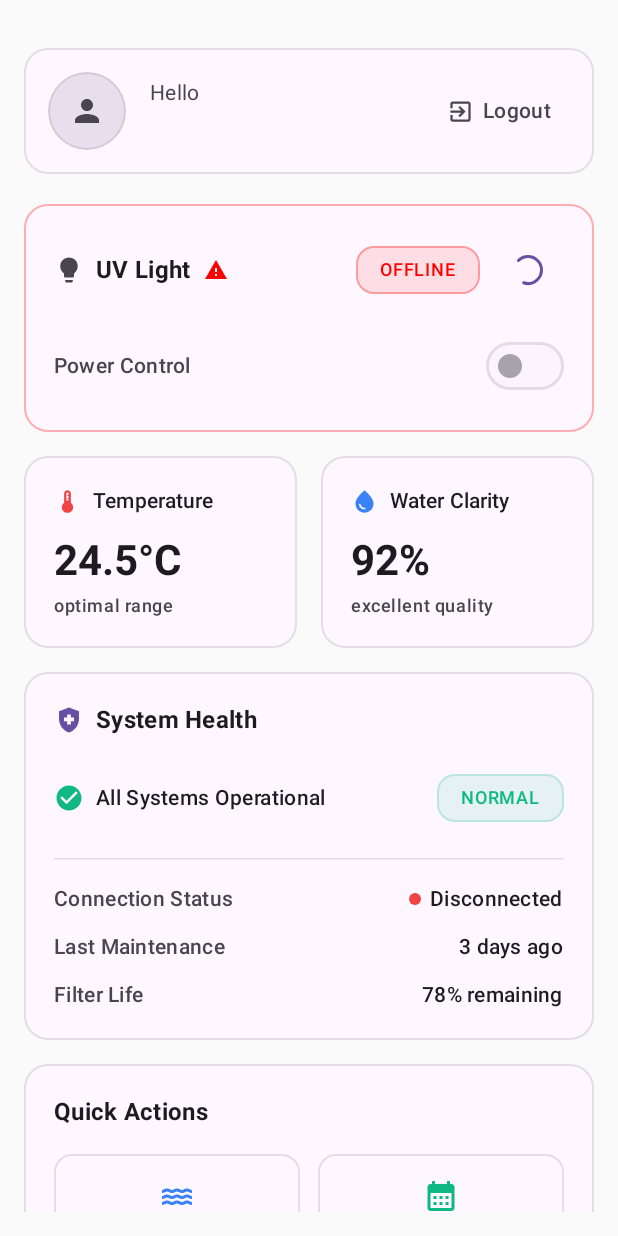
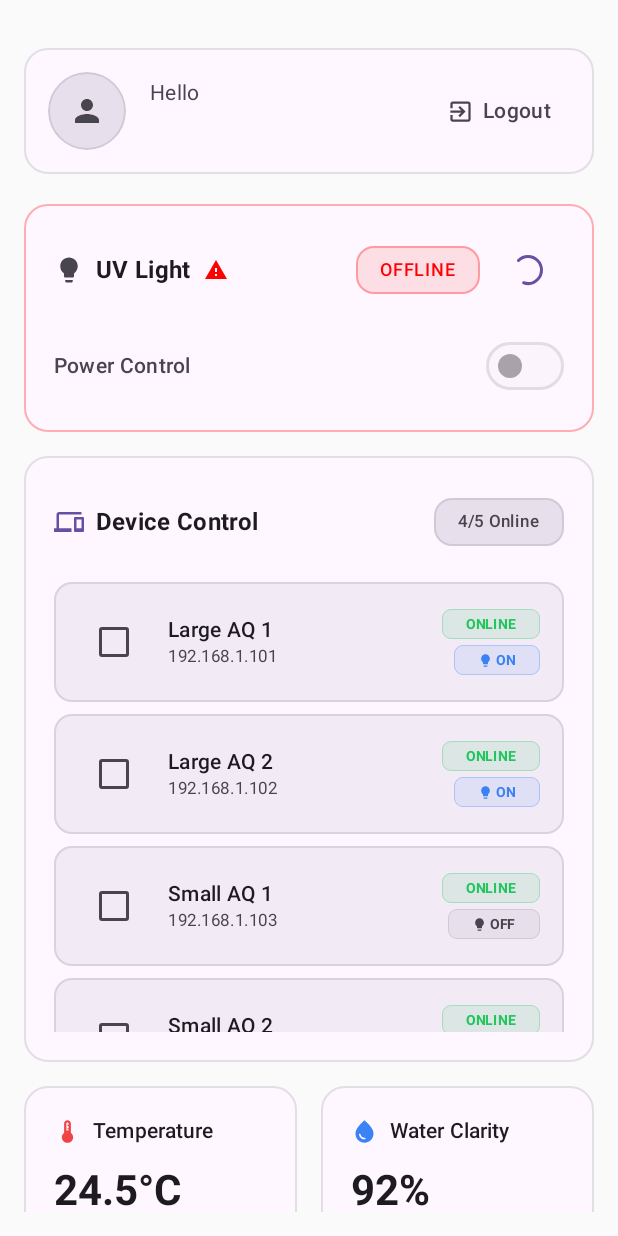
Before and after one commit to vonceee/AquaLuminus, an Android app built with Jetpack Compose: the dashboard screen opened through its navigation route, on a phone screen of 412 x 824 dp. Run offline under Robolectric (Android 15) with nearby library versions, the phone set to English and light mode, and no system bars; our stand-ins replace Firebase (no records; nobody signed in at launch, a user with empty details on screens opened directly); pictures from the network do not load.

Commit message:
device control stuffs

```diff
--- a/app/src/main/java/com/example/aqualuminus/ui/screens/dashboard/DashboardScreen.kt
+++ b/app/src/main/java/com/example/aqualuminus/ui/screens/dashboard/DashboardScreen.kt
@@ -19,6 +19,7 @@ import androidx.compose.ui.tooling.preview.Preview
 import androidx.compose.ui.unit.dp
 import androidx.lifecycle.viewmodel.compose.viewModel
 import com.example.aqualuminus.data.repository.UVLightRepository
+import com.example.aqualuminus.ui.screens.dashboard.components.DeviceSelectionCard
 import com.example.aqualuminus.ui.screens.dashboard.components.HeaderSection
 import com.example.aqualuminus.ui.screens.dashboard.components.QuickActionsCard
 import com.example.aqualuminus.ui.screens.dashboard.components.SystemHealthCard
@@ -88,6 +89,21 @@ private fun DashboardContent(
             onClearError = onClearError
         )
 
+        DeviceSelectionCard(
+            // Sample devices for UI demonstration
+            // In production, this would come from your ViewModel
+            onBulkToggle = {
+                // Handle bulk toggle action here
+                // This will be connected to your repository later
+                // For now, it's just a UI demonstration
+            },
+            onDeviceSelectionChange = { selectedDevices ->
+                // Handle device selection changes
+                // This could trigger UI updates or store selection state
+                // For now, it's just for UI demonstration
+            }
+        )
+
         EnvironmentalMonitoringSection()
 
         SystemHealthCard(
--- /dev/null
+++ b/app/src/main/java/com/example/aqualuminus/ui/screens/dashboard/components/DeviceSelection.kt
@@ -0,0 +1,529 @@
+package com.example.aqualuminus.ui.screens.dashboard.components
+
+import androidx.compose.foundation.BorderStroke
+import androidx.compose.foundation.clickable
+import androidx.compose.foundation.layout.Arrangement
+import androidx.compose.foundation.layout.Column
+import androidx.compose.foundation.layout.Row
+import androidx.compose.foundation.layout.Spacer
+import androidx.compose.foundation.layout.fillMaxWidth
+import androidx.compose.foundation.layout.height
+import androidx.compose.foundation.layout.padding
+import androidx.compose.foundation.layout.size
+import androidx.compose.foundation.layout.width
+import androidx.compose.foundation.lazy.LazyColumn
+import androidx.compose.foundation.lazy.items
+import androidx.compose.foundation.shape.RoundedCornerShape
+import androidx.compose.material.icons.Icons
+import androidx.compose.material.icons.filled.Add
+import androidx.compose.material.icons.filled.Devices
+import androidx.compose.material.icons.filled.Lightbulb
+import androidx.compose.material3.AssistChip
+import androidx.compose.material3.AssistChipDefaults
+import androidx.compose.material3.Card
+import androidx.compose.material3.CardDefaults
+import androidx.compose.material3.Checkbox
+import androidx.compose.material3.CheckboxDefaults
+import androidx.compose.material3.Icon
+import androidx.compose.material3.MaterialTheme
+import androidx.compose.material3.Text
+import androidx.compose.runtime.Composable
+import androidx.compose.runtime.getValue
+import androidx.compose.runtime.mutableStateOf
+import androidx.compose.runtime.remember
+import androidx.compose.runtime.setValue
+import androidx.compose.ui.Alignment
+import androidx.compose.ui.Modifier
+import androidx.compose.ui.draw.alpha
+import androidx.compose.ui.graphics.Color
+import androidx.compose.ui.text.font.FontWeight
+import androidx.compose.ui.text.style.TextOverflow
+import androidx.compose.ui.unit.dp
+import androidx.compose.ui.unit.sp
+
+data class DeviceInfo(
+    val id: String,
+    val name: String,
+    val ipAddress: String,
+    val isConnected: Boolean,
+    val uvLightOn: Boolean,
+    val lastSeen: String? = null
+)
+
+@Composable
+fun DeviceSelectionCard(
+    devices: List<DeviceInfo> = getSampleDevices(),
+    selectedDevices: Set<String> = emptySet(),
+    onDeviceSelectionChange: (Set<String>) -> Unit = {},
+    onBulkToggle: () -> Unit = {},
+    onAddDevice: () -> Unit = {},
+    modifier: Modifier = Modifier
+) {
+    var localSelectedDevices by remember(selectedDevices) {
+        mutableStateOf(selectedDevices)
+    }
+
+    // Calculate if bulk action is available
+    val connectedDevices = devices.filter { it.isConnected }
+    val selectedConnectedDevices = connectedDevices.filter { it.id in localSelectedDevices }
+    val canBulkToggle = selectedConnectedDevices.isNotEmpty() &&
+            selectedConnectedDevices.all { it.uvLightOn == selectedConnectedDevices.first().uvLightOn }
+
+    Card(
+        modifier = modifier.fillMaxWidth(),
+        colors = CardDefaults.cardColors(
+            containerColor = MaterialTheme.colorScheme.surface
+        ),
+        border = BorderStroke(
+            1.dp,
+            MaterialTheme.colorScheme.outline.copy(alpha = 0.2f)
+        ),
+        elevation = CardDefaults.cardElevation(0.dp),
+        shape = RoundedCornerShape(16.dp)
+    ) {
+        Column(
+            modifier = Modifier.padding(20.dp)
+        ) {
+            // Header
+            Row(
+                modifier = Modifier.fillMaxWidth(),
+                horizontalArrangement = Arrangement.SpaceBetween,
+                verticalAlignment = Alignment.CenterVertically
+            ) {
+                Row(
+                    verticalAlignment = Alignment.CenterVertically,
+                    horizontalArrangement = Arrangement.spacedBy(8.dp)
+                ) {
+                    Icon(
+                        imageVector = Icons.Filled.Devices,
+                        contentDescription = "Devices",
+                        tint = MaterialTheme.colorScheme.primary,
+                        modifier = Modifier.size(20.dp)
+                    )
+                    Text(
+                        text = "Device Control",
+                        style = MaterialTheme.typography.titleMedium,
+                        fontWeight = FontWeight.Bold,
+                        color = MaterialTheme.colorScheme.onSurface
+                    )
+                }
+
+                // Device Count Badge
+                AssistChip(
+                    onClick = { },
+                    label = {
+                        Text(
+                            text = "${connectedDevices.size}/${devices.size} Online",
+                            style = MaterialTheme.typography.labelSmall,
+                            fontWeight = FontWeight.Medium
+                        )
+                    },
+                    colors = AssistChipDefaults.assistChipColors(
+                        containerColor = if (connectedDevices.size == devices.size)
+                            Color(0xFF22C55E).copy(alpha = 0.1f)
+                        else
+                            MaterialTheme.colorScheme.surfaceVariant,
+                        labelColor = if (connectedDevices.size == devices.size)
+                            Color(0xFF22C55E)
+                        else
+                            MaterialTheme.colorScheme.onSurfaceVariant
+                    ),
+                    border = BorderStroke(
+                        1.dp,
+                        if (connectedDevices.size == devices.size)
+                            Color(0xFF22C55E).copy(alpha = 0.2f)
+                        else
+                            MaterialTheme.colorScheme.outline.copy(alpha = 0.2f)
+                    ),
+                    shape = RoundedCornerShape(12.dp)
+                )
+            }
+
+            Spacer(modifier = Modifier.height(16.dp))
+
+            // Bulk Action Controls
+//            if (localSelectedDevices.isNotEmpty()) {
+//                Card(
+//                    colors = CardDefaults.cardColors(
+//                        containerColor = MaterialTheme.colorScheme.primary.copy(alpha = 0.1f)
+//                    ),
+//                    border = BorderStroke(
+//                        1.dp,
+//                        MaterialTheme.colorScheme.primary.copy(alpha = 0.2f)
+//                    ),
+//                    elevation = CardDefaults.cardElevation(0.dp),
+//                    shape = RoundedCornerShape(12.dp),
+//                    modifier = Modifier.fillMaxWidth()
+//                ) {
+//                    Row(
+//                        modifier = Modifier
+//                            .fillMaxWidth()
+//                            .padding(16.dp),
+//                        horizontalArrangement = Arrangement.SpaceBetween,
+//                        verticalAlignment = Alignment.CenterVertically
+//                    ) {
+//                        Column(
+//                            modifier = Modifier.weight(1f)
+//                        ) {
+//                            Text(
+//                                text = "${localSelectedDevices.size} devices selected",
+//                                style = MaterialTheme.typography.bodyMedium,
+//                                color = MaterialTheme.colorScheme.primary,
+//                                fontWeight = FontWeight.Medium
+//                            )
+//                            if (!canBulkToggle && selectedConnectedDevices.isNotEmpty()) {
+//                                Text(
+//                                    text = "Mixed UV states - cannot bulk toggle",
+//                                    style = MaterialTheme.typography.bodySmall,
+//                                    color = MaterialTheme.colorScheme.error,
+//                                    fontSize = 11.sp
+//                                )
+//                            }
+//                        }
+//
+//                        Row(
+//                            horizontalArrangement = Arrangement.spacedBy(8.dp),
+//                            verticalAlignment = Alignment.CenterVertically
+//                        ) {
+//                            TextButton(
+//                                onClick = {
+//                                    localSelectedDevices = emptySet()
+//                                    onDeviceSelectionChange(emptySet())
+//                                }
+//                            ) {
+//                                Text(
+//                                    "Clear All",
+//                                    style = MaterialTheme.typography.bodySmall
+//                                )
+//                            }
+//
+//                            Button(
+//                                onClick = onBulkToggle,
+//                                enabled = canBulkToggle,
+//                                shape = RoundedCornerShape(8.dp),
+//                                modifier = Modifier.width(100.dp) // Fixed width to prevent distortion
+//                            ) {
+//                                Icon(
+//                                    imageVector = if (selectedConnectedDevices.firstOrNull()?.uvLightOn == true)
+//                                        Icons.Outlined.Lightbulb
+//                                    else
+//                                        Icons.Filled.Lightbulb,
+//                                    contentDescription = null,
+//                                    modifier = Modifier.size(16.dp)
+//                                )
+//                                Spacer(modifier = Modifier.width(4.dp))
+//                                Text(
+//                                    text = if (selectedConnectedDevices.firstOrNull()?.uvLightOn == true)
+//                                        "Turn Off"
+//                                    else
+//                                        "Turn On",
+//                                    fontSize = 12.sp,
+//                                    textAlign = TextAlign.Center
+//                                )
+//                            }
+//                        }
+//                    }
+//                }
+//
+//                Spacer(modifier = Modifier.height(16.dp))
+//            }
+
+            // Device List with Add Device Card
+            LazyColumn(
+                modifier = Modifier.height(300.dp),
+                verticalArrangement = Arrangement.spacedBy(8.dp)
+            ) {
+                items(
+                    items = devices,
+                    key = { it.id }   // 👈 Add this line
+                ) { device ->
+                    DeviceItem(
+                        device = device,
+                        isSelected = device.id in localSelectedDevices,
+                        canSelect = canSelectDevice(device, localSelectedDevices, devices),
+                        onSelectionChange = { isSelected ->
+                            val newSelection = if (isSelected) {
+                                localSelectedDevices + device.id
+                            } else {
+                                localSelectedDevices - device.id
+                            }
+                            localSelectedDevices = newSelection
+                            onDeviceSelectionChange(newSelection)
+                        }
+                    )
+                }
+            }
+        }
+    }
+}
+
+@Composable
+private fun DeviceItem(
+    device: DeviceInfo,
+    isSelected: Boolean,
+    canSelect: Boolean,
+    onSelectionChange: (Boolean) -> Unit
+) {
+    Card(
+        modifier = Modifier
+            .fillMaxWidth()
+            .alpha(if (canSelect || isSelected) 1f else 0.6f)
+            .clickable(enabled = canSelect || isSelected) {
+                onSelectionChange(!isSelected)
+            },
+        colors = CardDefaults.cardColors(
+            containerColor = if (isSelected)
+                MaterialTheme.colorScheme.primary.copy(alpha = 0.1f)
+            else
+                MaterialTheme.colorScheme.surfaceVariant.copy(alpha = 0.5f)
+        ),
+        border = BorderStroke(
+            1.dp,
+            if (isSelected)
+                MaterialTheme.colorScheme.primary.copy(alpha = 0.3f)
+            else if (device.isConnected)
+                MaterialTheme.colorScheme.outline.copy(alpha = 0.2f)
+            else
+                Color.Red.copy(alpha = 0.3f)
+        ),
+        elevation = CardDefaults.cardElevation(if (isSelected) 2.dp else 0.dp),
+        shape = RoundedCornerShape(12.dp)
+    ) {
+        Row(
+            modifier = Modifier
+                .fillMaxWidth()
+                .padding(16.dp),
+            horizontalArrangement = Arrangement.SpaceBetween,
+            verticalAlignment = Alignment.CenterVertically
+        ) {
+            Row(
+                modifier = Modifier.weight(1f),
+                horizontalArrangement = Arrangement.spacedBy(8.dp), // Reduced from 12.dp
+                verticalAlignment = Alignment.CenterVertically
+            ) {
+                // Selection Checkbox
+                Checkbox(
+                    checked = isSelected,
+                    onCheckedChange = onSelectionChange,
+                    enabled = canSelect || isSelected,
+                    colors = CheckboxDefaults.colors(
+                        checkedColor = MaterialTheme.colorScheme.primary
+                    ),
+                    modifier = Modifier.padding(end = 4.dp) // Reduced padding
+                )
+
+                // Device Info
+                Column(
+                    modifier = Modifier.weight(1f)
+                ) {
+                    Text(
+                        text = device.name,
+                        style = MaterialTheme.typography.bodyMedium,
+                        fontWeight = FontWeight.Medium,
+                        color = MaterialTheme.colorScheme.onSurface,
+                        maxLines = 1,
+                        overflow = TextOverflow.Ellipsis
+                    )
+                    Text(
+                        text = device.ipAddress,
+                        style = MaterialTheme.typography.bodySmall,
+                        color = MaterialTheme.colorScheme.onSurfaceVariant,
+                        fontSize = 11.sp
+                    )
+                    if (!device.isConnected && device.lastSeen != null) {
+                        Text(
+                            text = "active ${device.lastSeen}",
+                            style = MaterialTheme.typography.bodySmall,
+                            color = MaterialTheme.colorScheme.error,
+                            fontSize = 10.sp
+                        )
+                    }
+                }
+            }
+
+            // Status indicators
+            Column(
+                horizontalAlignment = Alignment.End,
+                verticalArrangement = Arrangement.spacedBy(4.dp)
+            ) {
+                // Connection status
+                AssistChip(
+                    onClick = { },
+                    label = {
+                        Text(
+                            text = if (device.isConnected) "ONLINE" else "OFFLINE",
+                            style = MaterialTheme.typography.labelSmall,
+                            fontWeight = FontWeight.Bold,
+                            fontSize = 9.sp
+                        )
+                    },
+                    colors = AssistChipDefaults.assistChipColors(
+                        containerColor = if (device.isConnected)
+                            Color(0xFF22C55E).copy(alpha = 0.1f)
+                        else
+                            Color(0xFFEF4444).copy(alpha = 0.1f),
+                        labelColor = if (device.isConnected)
+                            Color(0xFF22C55E)
+                        else
+                            Color(0xFFEF4444)
+                    ),
+                    border = BorderStroke(
+                        0.5.dp,
+                        if (device.isConnected)
+                            Color(0xFF22C55E).copy(alpha = 0.3f)
+                        else
+                            Color(0xFFEF4444).copy(alpha = 0.3f)
+                    ),
+                    shape = RoundedCornerShape(6.dp),
+                    modifier = Modifier.height(20.dp)
+                )
+
+                // UV status (only if connected)
+                if (device.isConnected) {
+                    AssistChip(
+                        onClick = { },
+                        label = {
+                            Row(
+                                horizontalArrangement = Arrangement.spacedBy(2.dp),
+                                verticalAlignment = Alignment.CenterVertically
+                            ) {
+                                Icon(
+                                    imageVector = Icons.Filled.Lightbulb,
+                                    contentDescription = null,
+                                    modifier = Modifier.size(10.dp),
+                                    tint = if (device.uvLightOn)
+                                        Color(0xFF3B82F6)
+                                    else
+                                        MaterialTheme.colorScheme.onSurfaceVariant
+                                )
+                                Text(
+                                    text = if (device.uvLightOn) "ON" else "OFF",
+                                    style = MaterialTheme.typography.labelSmall,
+                                    fontWeight = FontWeight.Bold,
+                                    fontSize = 9.sp
+                                )
+                            }
+                        },
+                        colors = AssistChipDefaults.assistChipColors(
+                            containerColor = if (device.uvLightOn)
+                                Color(0xFF3B82F6).copy(alpha = 0.1f)
+                            else
+                                MaterialTheme.colorScheme.surfaceVariant,
+                            labelColor = if (device.uvLightOn)
+                                Color(0xFF3B82F6)
+                            else
+                                MaterialTheme.colorScheme.onSurfaceVariant
+                        ),
+                        border = BorderStroke(
+                            0.5.dp,
+                            if (device.uvLightOn)
+                                Color(0xFF3B82F6).copy(alpha = 0.3f)
+                            else
+                                MaterialTheme.colorScheme.outline.copy(alpha = 0.2f)
+                        ),
+                        shape = RoundedCornerShape(6.dp),
+                        modifier = Modifier.height(20.dp)
+                    )
+                }
+            }
+        }
+    }
+}
+
+@Composable
+private fun AddDeviceCard(
+    onAddDevice: () -> Unit
+) {
+    Card(
+        modifier = Modifier
+            .fillMaxWidth()
+            .clickable { onAddDevice() },
+        colors = CardDefaults.cardColors(
+            containerColor = MaterialTheme.colorScheme.surfaceVariant.copy(alpha = 0.3f)
+        ),
+        border = BorderStroke(
+            1.dp,
+            MaterialTheme.colorScheme.outline.copy(alpha = 0.3f)
+        ),
+        elevation = CardDefaults.cardElevation(0.dp),
+        shape = RoundedCornerShape(12.dp)
+    ) {
+        Row(
+            modifier = Modifier
+                .fillMaxWidth()
+                .padding(16.dp),
+            horizontalArrangement = Arrangement.Center,
+            verticalAlignment = Alignment.CenterVertically
+        ) {
+            Icon(
+                imageVector = Icons.Filled.Add,
+                contentDescription = "Add Device",
+                tint = MaterialTheme.colorScheme.primary,
+                modifier = Modifier.size(24.dp)
+            )
+            Spacer(modifier = Modifier.width(8.dp))
+            Text(
+                text = "Add New Device",
+                style = MaterialTheme.typography.bodyMedium,
+                color = MaterialTheme.colorScheme.primary,
+                fontWeight = FontWeight.Medium
+            )
+        }
+    }
+}
+
+private fun canSelectDevice(
+    device: DeviceInfo,
+    currentSelection: Set<String>,
+    allDevices: List<DeviceInfo>
+): Boolean {
+    if (!device.isConnected) return false
+    if (currentSelection.isEmpty()) return true
+    if (device.id in currentSelection) return true
+
+    val selectedDevices = allDevices.filter { it.id in currentSelection && it.isConnected }
+    if (selectedDevices.isEmpty()) return true
+
+    return selectedDevices.all { it.uvLightOn == device.uvLightOn }
+}
+
+// Sample Data
+private fun getSampleDevices() = listOf(
+    DeviceInfo(
+        id = "device1",
+        name = "Large AQ 1",
+        ipAddress = "192.168.1.101",
+        isConnected = true,
+        uvLightOn = true
+    ),
+    DeviceInfo(
+        id = "device2",
+        name = "Large AQ 2",
+        ipAddress = "192.168.1.102",
+        isConnected = true,
+        uvLightOn = true
+    ),
+    DeviceInfo(
+        id = "device3",
+        name = "Small AQ 1",
+        ipAddress = "192.168.1.103",
+        isConnected = true,
+        uvLightOn = false,
+        lastSeen = "2 hours ago"
+    ),
+    DeviceInfo(
+        id = "device4",
+        name = "Small AQ 2",
+        ipAddress = "192.168.1.104",
+        isConnected = true,
+        uvLightOn = false
+    ),
+    DeviceInfo(
+        id = "device5",
+        name = "Indoor AQ 1",
+        ipAddress = "192.168.1.105",
+        isConnected = false,
+        uvLightOn = false,
+        lastSeen = "1 day ago"
+    )
+)
```
